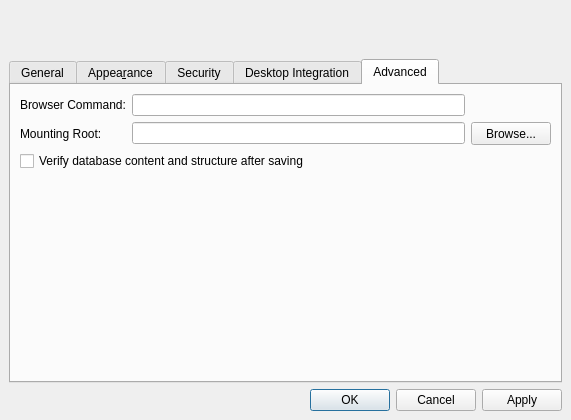
This is src/forms/SettingsDlg.ui in thooge/keepassx1 as Qt 5 draws it before an edit. The edited form follows.
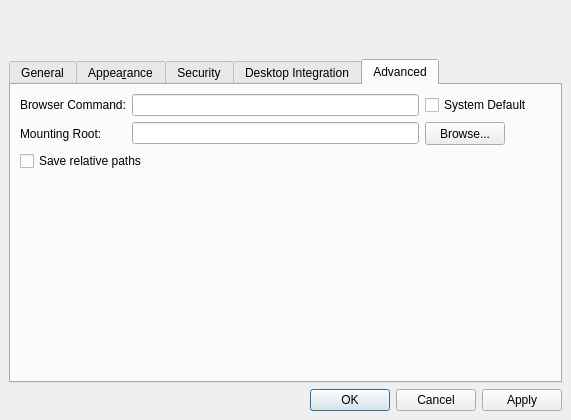
This is the edited form. Icons and pictures are not drawn.

Commit message: added 'relative path' option, fixed missing browser start function, added option for using the system's default browser.

What changed in the file:
```diff
--- a/src/forms/SettingsDlg.ui
+++ b/src/forms/SettingsDlg.ui
@@ -913,12 +913,43 @@
          <item row="0" column="1" >
           <widget class="QLineEdit" name="Edit_BrowserCmd" />
          </item>
+         <item row="1" column="3" >
+          <spacer>
+           <property name="orientation" >
+            <enum>Qt::Horizontal</enum>
+           </property>
+           <property name="sizeType" >
+            <enum>QSizePolicy::Maximum</enum>
+           </property>
+           <property name="sizeHint" >
+            <size>
+             <width>40</width>
+             <height>20</height>
+            </size>
+           </property>
+          </spacer>
+         </item>
+         <item row="0" column="2" colspan="2" >
+          <widget class="QCheckBox" name="CheckBox_BrowserDefault" >
+           <property name="sizePolicy" >
+            <sizepolicy>
+             <hsizetype>4</hsizetype>
+             <vsizetype>0</vsizetype>
+             <horstretch>0</horstretch>
+             <verstretch>0</verstretch>
+            </sizepolicy>
+           </property>
+           <property name="text" >
+            <string>System Default</string>
+           </property>
+          </widget>
+         </item>
         </layout>
        </item>
        <item>
         <widget class="QCheckBox" name="checkBox_VerifyAfterSaving" >
          <property name="text" >
-          <string>Verify database content and structure after saving</string>
+          <string>Save relative paths</string>
          </property>
         </widget>
        </item>
```
Left out of the diff: 8 changed lines with no effect on the pictures. The commit also changes 10 other files.
